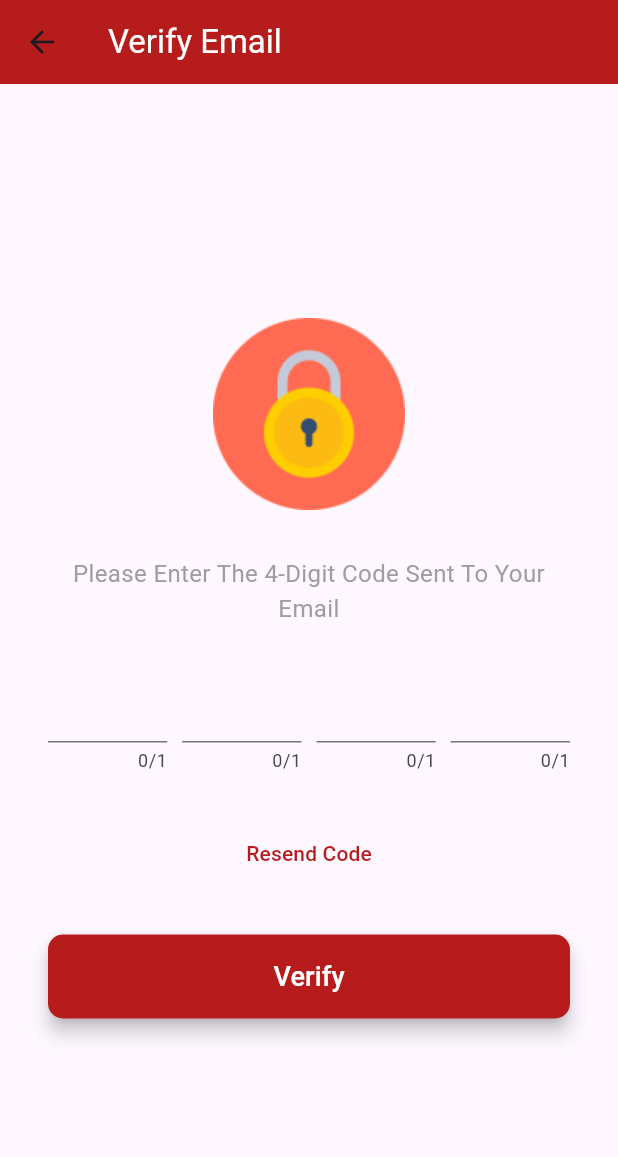
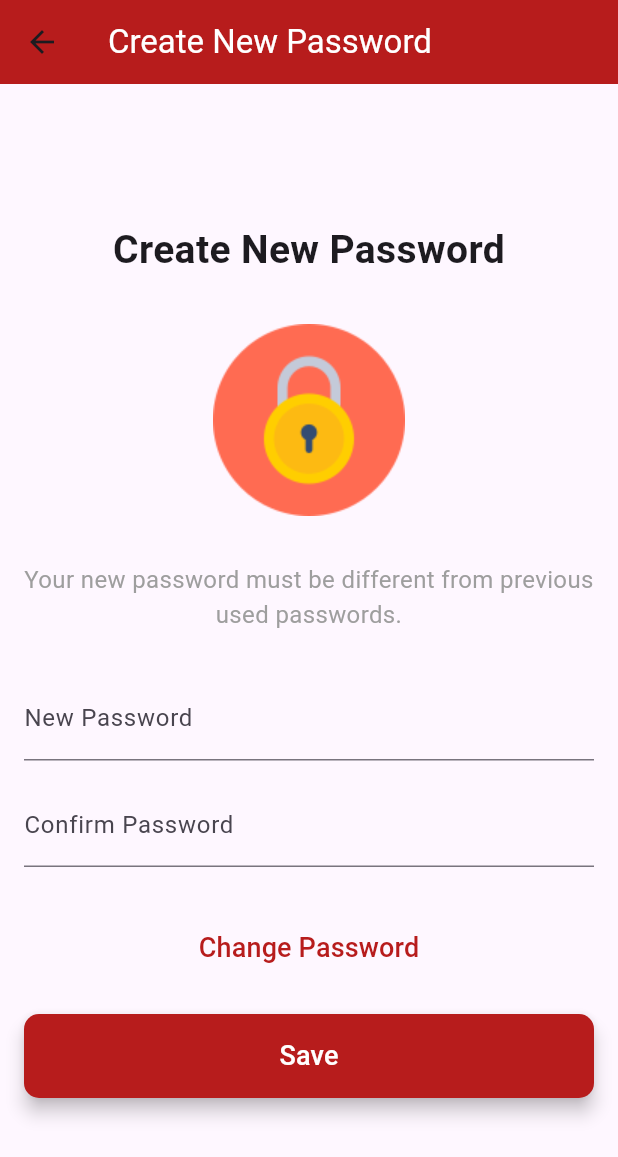
Before and after one commit to developerlight/login-page-mobile, a Flutter app: the VerifiedForgotPasswordPage screen opened directly, after a tap on "Verify", on a phone screen of 412 x 824 dp. Shown: the top 1157 px of the screen. Run offline on Flutter 3.47's test engine with Material 3 defaults, Android fonts, the phone set to English and light mode, and no system bars; our stand-ins replace date_field.

Commit message:
feat add page verification

```diff
--- a/lib/main.dart
+++ b/lib/main.dart
@@ -82,7 +82,7 @@ class CobaLogin extends StatelessWidget {
               SizedBox(height: 20),
               ElevatedButton(
                 onPressed: () {
-                  // Handle login action
+                  Navigator.push(context, MaterialPageRoute(builder: (context) => DashboardPage()));
                 },
                 style: ElevatedButton.styleFrom(
                   backgroundColor: Colors.red[900],
@@ -482,13 +482,13 @@ class VerifiedForgotPassword extends StatelessWidget {
           children: [
             Image.asset('assets/images/forgot_password.png', height: 150),
             SizedBox(height: 20),
-            Text('Please Enter The 4-Digit Code Sent To Your Email',
+            Text(
+              'Please Enter The 4-Digit Code Sent To Your Email',
               textAlign: TextAlign.center,
               style: TextStyle(fontSize: 16, color: Colors.grey),
             ),
             SizedBox(height: 30),
             Row(
-
               children: [
                 Expanded(
                   child: TextFormField(
@@ -496,9 +496,7 @@ class VerifiedForgotPassword extends StatelessWidget {
                     keyboardType: TextInputType.number,
                     maxLength: 1,
 
-                    decoration: InputDecoration(
-                      border: UnderlineInputBorder(),
-                    ),
+                    decoration: InputDecoration(border: UnderlineInputBorder()),
                   ),
                 ),
                 SizedBox(width: 10),
@@ -507,10 +505,7 @@ class VerifiedForgotPassword extends StatelessWidget {
                     textAlign: TextAlign.center,
                     keyboardType: TextInputType.number,
                     maxLength: 1,
-                    decoration: InputDecoration(
-
-                      border: UnderlineInputBorder(),
-                    ),
+                    decoration: InputDecoration(border: UnderlineInputBorder()),
                   ),
                 ),
                 SizedBox(width: 10),
@@ -519,10 +514,7 @@ class VerifiedForgotPassword extends StatelessWidget {
                     textAlign: TextAlign.center,
                     keyboardType: TextInputType.number,
                     maxLength: 1,
-                    decoration: InputDecoration(
-
-                      border: UnderlineInputBorder(),
-                    ),
+                    decoration: InputDecoration(border: UnderlineInputBorder()),
                   ),
                 ),
                 SizedBox(width: 10),
@@ -531,9 +523,7 @@ class VerifiedForgotPassword extends StatelessWidget {
                     textAlign: TextAlign.center,
                     keyboardType: TextInputType.number,
                     maxLength: 1,
-                    decoration: InputDecoration(
-                      border: UnderlineInputBorder(),
-                    ),
+                    decoration: InputDecoration(border: UnderlineInputBorder()),
                   ),
                 ),
               ],
@@ -552,7 +542,10 @@ class VerifiedForgotPassword extends StatelessWidget {
             SizedBox(height: 30),
             ElevatedButton(
               onPressed: () {
-                // Handle verify action
+                Navigator.push(
+                  context,
+                  MaterialPageRoute(builder: (context) => NewPasswordPage()),
+                );
               },
               child: Text(
                 'Verify',
@@ -569,8 +562,134 @@ class VerifiedForgotPassword extends StatelessWidget {
               ),
             ),
           ],
-        )
+        ),
       ),
     );
   }
 }
+
+class NewPasswordPage extends StatelessWidget {
+  const NewPasswordPage({super.key});
+
+  @override
+  Widget build(BuildContext context) {
+    return Scaffold(
+      appBar: AppBar(
+        title: Text(
+          'Create New Password',
+          style: TextStyle(color: Colors.white),
+        ),
+        backgroundColor: Colors.red[900],
+      ),
+      body: Center(
+        child: Padding(
+          padding: EdgeInsets.all(16.0),
+          child: Center(
+            child: SingleChildScrollView(
+              child: ConstrainedBox(
+                constraints: BoxConstraints(maxWidth: 500),
+                child: NewPassword(),
+              ),
+            ),
+          ),
+        ),
+      ),
+    );
+  }
+}
+
+class NewPassword extends StatelessWidget {
+  @override
+  Widget build(BuildContext context) {
+    // TODO: implement build
+    return Form(
+      child: Column(
+        children: [
+          Text(
+            'Create New Password',
+            textAlign: TextAlign.center,
+            style: TextStyle(
+              fontSize: 26,
+              fontStyle: FontStyle.normal,
+              fontWeight: FontWeight.bold,
+            ),
+          ),
+          SizedBox(height: 20),
+          Image.asset('assets/images/forgot_password.png', height: 150),
+          SizedBox(height: 20),
+          Text(
+            'Your new password must be different from previous used passwords.',
+            textAlign: TextAlign.center,
+            style: TextStyle(fontSize: 16, color: Colors.grey),
+          ),
+          SizedBox(height: 30),
+          TextFormField(
+            obscureText: true,
+            decoration: InputDecoration(
+              labelText: 'New Password',
+              hintText: 'Enter your new password',
+            ),
+          ),
+          SizedBox(height: 15),
+          TextFormField(
+            obscureText: true,
+            decoration: InputDecoration(
+              labelText: 'Confirm Password',
+              hintText: 'Re-enter your new password',
+            ),
+          ),
+          SizedBox(height: 30),
+          TextButton(
+            onPressed: () {},
+            child: Text(
+              'Change Password',
+              style: TextStyle(fontSize: 18, color: Colors.red[900]),
+            ),
+          ),
+          SizedBox(height: 20),
+          ElevatedButton(
+            onPressed: () {
+              Navigator.popUntil(context, (route) => route.isFirst);
+            },
+            child: Text(
+              'Save',
+              style: TextStyle(fontSize: 18, color: Colors.white),
+            ),
+            style: ElevatedButton.styleFrom(
+              backgroundColor: Colors.red[900],
+              padding: EdgeInsets.symmetric(horizontal: 50, vertical: 15),
+              shape: RoundedRectangleBorder(
+                borderRadius: BorderRadius.circular(10),
+              ),
+              minimumSize: Size(double.infinity, 50),
+              elevation: 5,
+            ),
+          ),
+        ],
+      ),
+    );
+  }
+}
+
+class DashboardPage extends StatelessWidget {
+  const DashboardPage({super.key});
+
+  @override
+  Widget build(BuildContext context) {
+    // TODO: implement build
+    return Scaffold(
+      appBar: AppBar(
+        title: Text('Dashboard', style: TextStyle(color: Colors.white)),
+        backgroundColor: Colors.red[900],
+      ),
+      body: Center(
+        child: Text(
+          'Welcome to the Dashboard!',
+          style: TextStyle(fontSize: 24, fontWeight: FontWeight.bold),
+        ),
+      )
+    );
+  }
+}
+
+class Dashboard extends Sta
```
